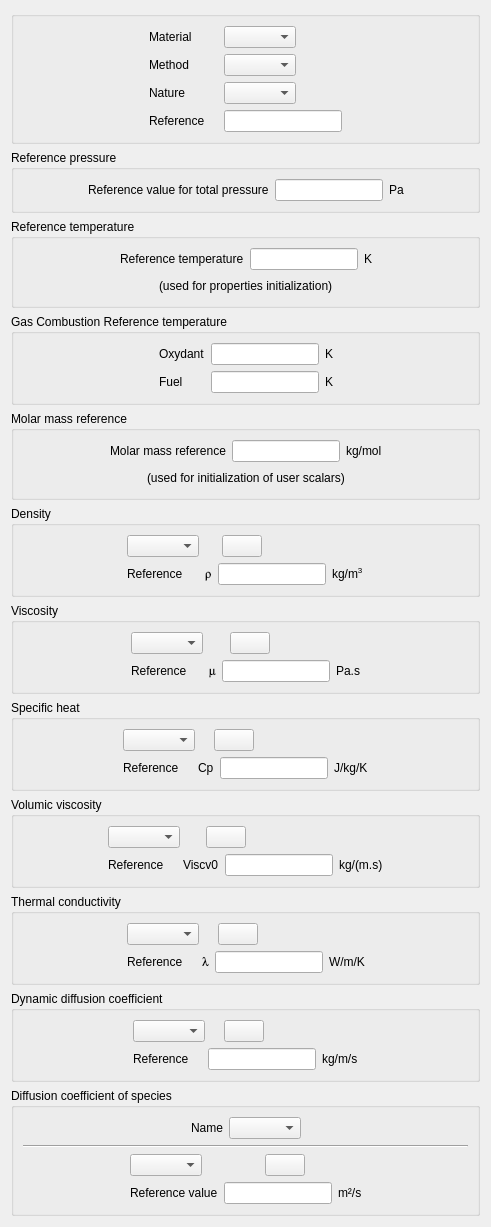
code-saturne/code_saturne, file gui/Pages/FluidCharacteristicsForm.ui: the form before one commit.
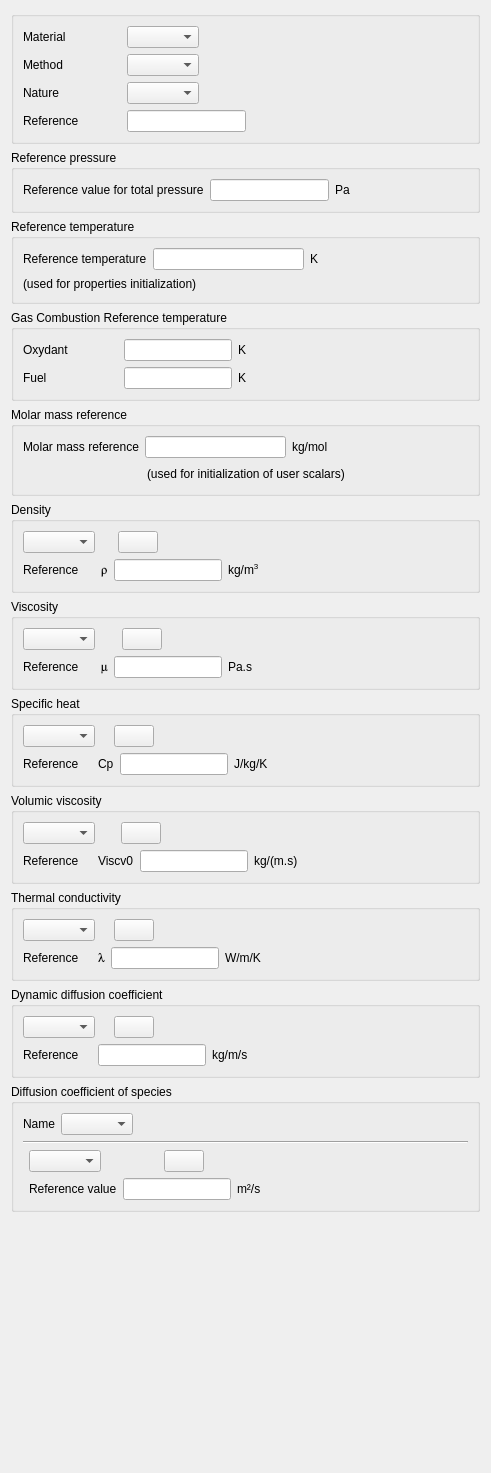
The form after the commit. Icons and pictures are not drawn.

Commit message:
GUI: left-align several forms.
Cherry-picked from commit b8e152 on master.

```diff
--- a/gui/Pages/FluidCharacteristicsForm.ui
+++ b/gui/Pages/FluidCharacteristicsForm.ui
@@ -7,7 +7,7 @@
     <x>0</x>
     <y>0</y>
     <width>487</width>
-    <height>1093</height>
+    <height>1473</height>
    </rect>
   </property>
   <property name="windowTitle">
@@ -29,19 +29,6 @@
       <property name="margin">
        <number>9</number>
       </property>
-      <item>
-       <spacer>
-        <property name="orientation">
-         <enum>Qt::Horizontal</enum>
-        </property>
-        <property name="sizeHint" stdset="0">
-         <size>
-          <width>53</width>
-          <height>22</height>
-         </size>
-        </property>
-       </spacer>
-      </item>
       <item>
        <layout class="QVBoxLayout" name="_3">
         <property name="spacing">
@@ -200,7 +187,7 @@
       <string>Gas Combustion Reference temperature</string>
      </property>
      <layout class="QGridLayout" name="gridLayout_4">
-      <item row="0" column="0">
+      <item row="0" column="1">
        <spacer>
         <property name="orientation">
          <enum>Qt::Horizontal</enum>
@@ -213,7 +200,7 @@
         </property>
        </spacer>
       </item>
-      <item row="0" column="1">
+      <item row="0" column="0">
        <layout class="QGridLayout" name="gridLayout_5">
         <item row="0" column="0" colspan="2">
          <widget class="QLabel" name="labelOxydant">
@@ -284,19 +271,6 @@
         </item>
        </layout>
       </item>
-      <item row="0" column="2">
-       <spacer>
-        <property name="orientation">
-         <enum>Qt::Horizontal</enum>
-        </property>
-        <property name="sizeHint" stdset="0">
-         <size>
-          <width>71</width>
-          <height>26</height>
-         </size>
-        </property>
-       </spacer>
-      </item>
      </layout>
     </widget>
    </item>
@@ -307,19 +281,6 @@
      </property>
      <layout class="QGridLayout" name="gridLayout_2">
       <item row="0" column="0">
-       <spacer>
-        <property name="orientation">
-         <enum>Qt::Horizontal</enum>
-        </property>
-        <property name="sizeHint" stdset="0">
-         <size>
-          <width>53</width>
-          <height>20</height>
-         </size>
-        </property>
-       </spacer>
-      </item>
-      <item row="0" column="1">
        <layout class="QGridLayout" name="gridLayout">
         <item row="0" column="0">
          <widget class="QLabel" name="label_2">
@@ -475,7 +436,7 @@
         </item>
        </layout>
       </item>
-      <item row="0" column="2">
+      <item row="0" column="1">
        <spacer>
         <property name="orientation">
          <enum>Qt::Horizontal</enum>
@@ -506,19 +467,6 @@
       <property name="margin">
        <number>9</number>
       </property>
-      <item>
-       <spacer>
-        <property name="orientation">
-         <enum>Qt::Horizontal</enum>
-        </property>
-        <property name="sizeHint" stdset="0">
-         <size>
-          <width>53</width>
-          <height>20</height>
-         </size>
-        </property>
-       </spacer>
-      </item>
       <item>
        <layout class="QVBoxLayout">
         <property name="spacing">
@@ -698,19 +646,6 @@
       <property name="margin">
        <number>9</number>
       </property>
-      <item>
-       <spacer>
-        <property name="orientation">
-         <enum>Qt::Horizontal</enum>
-        </property>
-        <property name="sizeHint" stdset="0">
-         <size>
-          <width>21</width>
-          <height>20</height>
-         </size>
-        </property>
-       </spacer>
-      </item>
       <item>
        <layout class="QVBoxLayout">
         <property name="spacing">
@@ -890,19 +825,6 @@
       <property name="margin">
        <number>9</number>
       </property>
-      <item>
-       <spacer>
-        <property name="orientation">
-         <enum>Qt::Horizontal</enum>
-        </property>
-        <property name="sizeHint" stdset="0">
-         <size>
-          <width>50</width>
-          <height>22</height>
-         </size>
-        </property>
-       </spacer>
-      </item>
       <item>
        <layout class="QVBoxLayout">
         <property name="spacing">
@@ -1077,19 +999,6 @@
       <property name="margin">
        <number>9</number>
       </property>
-      <item>
-       <spacer>
-        <property name="orientation">
-         <enum>Qt::Horizontal</enum>
-        </property>
-        <property name="sizeHint" stdset="0">
-         <size>
-          <width>50</width>
-          <height>22</height>
-         </size>
-        </property>
-       </spacer>
-      </item>
       <item>
        <layout class="QVBoxLayout">
         <property name="spacing">
@@ -1264,19 +1173,6 @@
       <property name="margin">
        <number>9</number>
       </property>
-      <item>
-       <spacer>
-        <property name="orientation">
-         <enum>Qt::Horizontal</enum>
-        </property>
-        <property name="sizeHint" stdset="0">
-         <size>
-          <width>53</width>
-          <height>22</height>
-         </size>
-        </property>
-       </spacer>
-      </item>
       <item>
        <layout class="QVBoxLayout">
         <property name="spacing">
@@ -1560,19 +1456,6 @@
         </item>
        </layout>
       </item>
-      <item row="2" column="0">
-       <spacer>
-        <property name="orientation">
-         <enum>Qt::Horizontal</enum>
-        </property>
-        <property name="sizeHint" stdset="0">
-         <size>
-          <width>40</width>
-          <height>20</height>
-         </size>
-        </property>
-       </spacer>
-      </item>
       <item row="2" column="2">
        <spacer>
         <property name="orientation">
@@ -1594,19 +1477,6 @@
         <property name="margin">
          <number>0</number>
         </property>
-        <item>
-         <spacer>
-          <property name="orientation">
-           <enum>Qt::Horizontal</enum>
-          </property>
-          <property name="sizeHint" stdset="0">
-           <size>
-            <width>40</width>
-            <height>20</height>
-           </size>
-          </property>
-         </spacer>
-        </item>
         <item>
          <widget class="QLabel" name="label">
           <property name="toolTip">
@@ -1673,19 +1543,6 @@
      <layout class="QGridLayout" name="_7">
       <item row="0" column="0">
        <layout class="QHBoxLayout" name="_8">
-        <item>
-         <spacer>
-          <property name="orientation">
-           <enum>Qt::Horizontal</enum>
-          </property>
-          <property name="sizeHint" stdset="0">
-           <size>
-            <width>20</width>
-            <height>20</height>
-           </size>
-          </property>
-         </spacer>
-        </item>
         <item>
          <widget class="QLabel" name="labelP0">
           <property name="toolTip">
@@ -1742,19 +1599,6 @@
      <layout class="QGridLayout" name="_9">
       <item row="0" column="0">
        <layout class="QHBoxLayout" name="_10">
-        <item>
-         <spacer>
-          <property name="orientation">
-           <enum>Qt::Horizontal</enum>
-          </property>
-          <property name="sizeHint" stdset="0">
-           <size>
-            <width>20</width>
-            <height>20</height>
-           </size>
-          </property>
-         </spacer>
-        </item>
         <item>
          <widget class="QLabel" name="labelT0">
           <property name="toolTip">
@@ -1799,19 +1643,6 @@
       </item>
       <item row="1" column="0">
        <layout class="QHBoxLayout" name="_11">
-        <item>
-         <spacer>
-          <property name="orientation">
-           <enum>Qt::Horizontal</enum>
-          </property>
-          <property name="sizeHint" stdset="0">
-           <size>
-            <width>20</width>
-            <height>20</height>
-           </size>
-          </property>
-         </spacer>
-        </item>
         <item>
          <widget class="QLabel" name="labelInfoT0">
           <property name="toolTip">
@@ -1851,19 +1682,6 @@
      <layout class="QGridLayout" name="_12">
       <item row="0" column="0">
        <layout class="QHBoxLayout" name="_13">
-        <item>
-         <spacer>
-          <property name="orientation">
-           <enum>Qt::Horizontal</enum>
-          </property>
-          <property name="sizeHint" stdset="0">
-           <size>
-            <width>20</width>
-            <height>20</height>
-           </size>
-          </property>
-         </spacer>
-        </item>
         <item>
          <widget class="QLabel" name="labelMassMolar">
           <property name="toolTip">
```
The commit also changes 5 other files.
